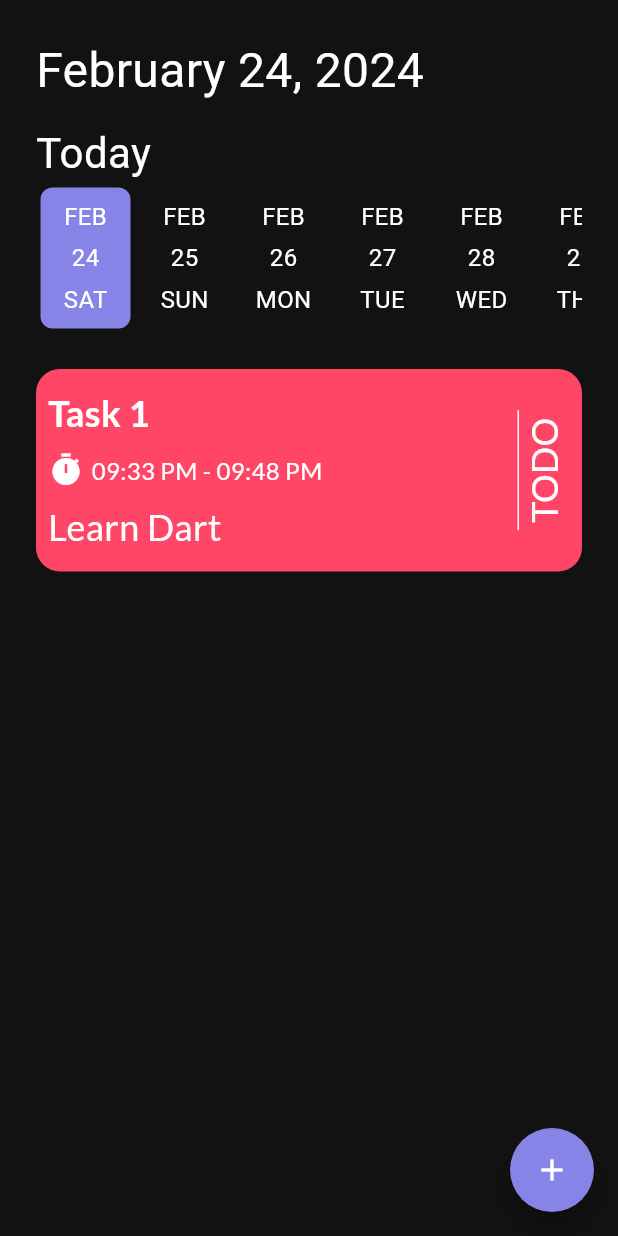
After one commit to AbdelrahmanZeid/Up-To-Do-App, a Flutter app: the screen it shows after launch, after a tap on "Get Started", on a phone screen of 412 x 824 dp. The commit adds this screen. Run offline on Flutter 3.47's test engine with Material 3 defaults, Android fonts, the phone set to English and light mode, and no system bars; drawn by our look-alikes of date_picker_timeline; our stand-ins replace get_it, google_fonts, shared_preferences, smooth_page_indicator.

Commit message:
code refactor

```diff
--- /dev/null
+++ b/lib/core/database/cache_helper.dart
@@ -0,0 +1,49 @@
+import 'package:shared_preferences/shared_preferences.dart';
+
+class CacheHelper {
+  late SharedPreferences sharedPreferences;
+  init() async {
+    sharedPreferences = await SharedPreferences.getInstance();
+  }
+
+  String? getDataString({
+    required String key,
+  }) {
+    return sharedPreferences.getString(
+      key,
+    );
+  }
+  dynamic getData({
+    required String key,
+  }) {
+    return sharedPreferences.get(
+      key,
+    );
+  }
+
+  Future<bool> saveData({required String key, required dynamic value}) async {
+    if (value is bool) {
+      return await sharedPreferences.setBool(
+        key,
+        value,
+      );
+    }
+    if (value is String) {
+      return await sharedPreferences.setString(
+        key,
+        value,
+      );
+    }
+    if (value is int) {
+      return await sharedPreferences.setInt(
+        key,
+        value,
+      );
+    } else {
+      return await sharedPreferences.setDouble(
+        key,
+        value,
+      );
+    }
+  }
+}
--- /dev/null
+++ b/lib/core/services/service_locator.dart
@@ -0,0 +1,10 @@
+import 'package:get_it/get_it.dart';
+import 'package:notes_app/core/database/cache_helper.dart';
+
+final getIt = GetIt.instance;
+
+void setup() {
+  getIt.registerLazySingleton<CacheHelper>(
+    () => CacheHelper(),
+  );
+}
--- a/lib/core/utiles/app_strings.dart
+++ b/lib/core/utiles/app_strings.dart
@@ -32,4 +32,5 @@ class AppString {
   static const String cancel = "CANCEL";
   static const String toDo = "TODO";
   static const String completed = "COMPLETED";
+  static const String onBoardingKey =  "onBoarding";
 }
--- a/lib/features/auth/presentation/views/on_boarding_view.dart
+++ b/lib/features/auth/presentation/views/on_boarding_view.dart
@@ -1,5 +1,4 @@
 import 'package:flutter/material.dart';
-import 'package:notes_app/core/utiles/app_color.dart';
 import 'package:notes_app/features/auth/data/models/on_boarding_model.dart';
 import 'package:notes_app/features/auth/presentation/widgets/back_next_buttons.dart';
 import 'package:notes_app/features/auth/presentation/widgets/page_view_item.dart';
@@ -17,7 +16,6 @@ class _OnBoardingViewState extends State<OnBoardingView> {
   @override
   Widget build(BuildContext context) {
     return Scaffold(
-      backgroundColor: AppColor.backGround,
       body: SafeArea(
         child: Column(
           children: [
--- a/lib/features/auth/presentation/views/splash_view.dart
+++ b/lib/features/auth/presentation/views/splash_view.dart
@@ -1,9 +1,12 @@
 import 'package:flutter/material.dart';
 import 'package:google_fonts/google_fonts.dart';
+import 'package:notes_app/core/database/cache_helper.dart';
+import 'package:notes_app/core/services/service_locator.dart';
 import 'package:notes_app/core/utiles/app_assets.dart';
 import 'package:notes_app/core/utiles/app_color.dart';
 import 'package:notes_app/core/utiles/app_strings.dart';
 import 'package:notes_app/features/auth/presentation/views/on_boarding_view.dart';
+import 'package:notes_app/features/home/presentation/views/home_view.dart';
 
 class SplashView extends StatefulWidget {
   const SplashView({super.key});
@@ -14,6 +17,9 @@ class SplashView extends StatefulWidget {
 
 class _SplashViewState extends State<SplashView> {
   void delayedNavigate() {
+    bool isVisted = getIt<CacheHelper>().getData(
+      key: AppString.onBoardingKey,
+    )??false;
      Future.delayed(
             const Duration(
               seconds: 3,
@@ -22,11 +28,12 @@ class _SplashViewState extends State<SplashView> {
               Navigator.push(
                 context,
                 MaterialPageRoute(
-            builder: (_) => const OnBoardingView(),
+                  builder: (_) =>isVisted? HomeView():const OnBoardingView(),
                 ),
               );
             },
           );
+
   }
 
   @override
@@ -37,7 +44,6 @@ class _SplashViewState extends State<SplashView> {
 
   Widget build(BuildContext context) {
     return Scaffold(
-      backgroundColor: AppColor.backGround,
       body: Column(
         mainAxisAlignment: MainAxisAlignment.center,
         children: [
--- a/lib/features/auth/presentation/widgets/back_next_buttons.dart
+++ b/lib/features/auth/presentation/widgets/back_next_buttons.dart
@@ -1,7 +1,11 @@
+import 'package:flutter/foundation.dart';
 import 'package:flutter/material.dart';
 import 'package:google_fonts/google_fonts.dart';
+import 'package:notes_app/core/database/cache_helper.dart';
+import 'package:notes_app/core/services/service_locator.dart';
 import 'package:notes_app/core/utiles/app_color.dart';
 import 'package:notes_app/core/utiles/app_strings.dart';
+import 'package:notes_app/features/home/presentation/views/home_view.dart';
 
 class BackNextButtons extends StatelessWidget {
   const BackNextButtons({super.key, required this.controller});
@@ -10,9 +14,8 @@ class BackNextButtons extends StatelessWidget {
   Widget build(BuildContext context) {
     return Row(
       children: [
-        Spacer(),
-        controller.page != 0
-            ? TextButton(
+        const Spacer(),
+        TextButton(
           onPressed: () {
             controller.previousPage(
               duration: const Duration(
@@ -31,8 +34,7 @@ class BackNextButtons extends StatelessWidget {
               ),
             ),
           ),
-              )
-            : Container(),
+        ),
         const Spacer(
           flex: 8,
         ),
@@ -50,15 +52,41 @@ class BackNextButtons extends StatelessWidget {
             ),
           ),
           onPressed: () {
-            controller.nextPage(
-              duration: const Duration(
-                milliseconds: 100,
+            getIt<CacheHelper>()
+                .saveData(
+              key: AppString.onBoardingKey,
+              value: true,
+            )
+                .then(
+              (
+                value,
+              ) {
+                if (kDebugMode) {
+                  print(
+                    "app created",
+                  );
+                }
+                Navigator.push(
+                  context,
+                  MaterialPageRoute(
+                    builder: (
+                      _,
+                    ) {
+                      return const HomeView();
+                    },
                   ),
-              curve: Curves.linear,
+                );
+              },
+            ).catchError(
+              (e) {
+                print(
+                  e.toString(),
+                );
+              },
             );
           },
           child: Text(
-            controller.page != 2 ? AppString.next : AppString.getStarted,
+            AppString.getStarted,
             style: GoogleFonts.lato(
               fontSize: 16,
               fontWeight: FontWeight.w400,
--- a/lib/features/auth/presentation/widgets/page_view_item.dart
+++ b/lib/features/auth/presentation/widgets/page_view_item.dart
@@ -1,5 +1,3 @@
-
-
 import 'package:flutter/material.dart';
 import 'package:google_fonts/google_fonts.dart';
 import 'package:notes_app/core/utiles/app_color.dart';
--- /dev/null
+++ b/lib/features/home/presentation/views/home_view.dart
@@ -0,0 +1,227 @@
+import 'package:date_picker_timeline/date_picker_widget.dart';
+import 'package:flutter/material.dart';
+import 'package:google_fonts/google_fonts.dart';
+import 'package:intl/intl.dart';
+import 'package:notes_app/core/utiles/app_assets.dart';
+import 'package:notes_app/core/utiles/app_color.dart';
+import 'package:notes_app/core/utiles/app_strings.dart';
+
+class HomeView extends StatelessWidget {
+  const HomeView({super.key});
+
+  @override
+  Widget build(BuildContext context) {
+    return Scaffold(
+      floatingActionButton: FloatingActionButton(
+        onPressed: () {},
+        backgroundColor: AppColor.primary,
+        shape: RoundedRectangleBorder(
+          borderRadius: BorderRadius.circular(
+            360,
+          ),
+        ),
+        child: const Icon(
+          Icons.add,
+          color: AppColor.white,
+          size: 24,
+        ),
+      ),
+      body: SafeArea(
+        child: Padding(
+          padding: const EdgeInsets.all(
+            24,
+          ),
+          child: Column(
+            crossAxisAlignment: CrossAxisAlignment.start,
+            children: [
+              // const SizedBox(
+              //   height: 12,
+              // ),
+              Text(
+                DateFormat.yMMMMd().format(
+                  DateTime.now(),
+                ),
+                style: const TextStyle(
+                  color: AppColor.white,
+                  fontSize: 32,
+                ),
+              ),
+              const SizedBox(
+                height: 12,
+              ),
+              const Text(
+                AppString.today,
+                style: TextStyle(
+                  color: AppColor.white,
+                  fontSize: 28,
+                ),
+              ),
+              SizedBox(
+                height: 100,
+                child: DatePicker(
+                  DateTime.now(),
+                  initialSelectedDate: DateTime.now(),
+                  selectionColor: AppColor.primary,
+                  selectedTextColor: Colors.white,
+                  dateTextStyle: const TextStyle(
+                    color: AppColor.white,
+                    fontSize: 16,
+                  ),
+                  dayTextStyle: const TextStyle(
+                    color: AppColor.white,
+                    fontSize: 16,
+                  ),
+                  monthTextStyle: const TextStyle(
+                    color: AppColor.white,
+                    fontSize: 16,
+                  ),
+                  onDateChange: (date) {
+                    // New date selected
+                    // setState(() {
+                    //   _selectedValue = date;
+                    // });
+                  },
+                ),
+              ),
+              const SizedBox(
+                height: 24,
+              ),
+
+              //  const NoTaskWidget(),
+              TaskWidget(),
+              //  TaskWidget(),
+            ],
+          ),
+        ),
+      ),
+    );
+  }
+}
+
+class NoTaskWidget extends StatelessWidget {
+  const NoTaskWidget({super.key});
+
+  @override
+  Widget build(BuildContext context) {
+    return Column(
+      children: [
+        Image.asset(
+          AppAssets.noTask,
+        ),
+        Text(
+          AppString.noTask,
+          style: GoogleFonts.lato(fontSize: 24, color: AppColor.white),
+        ),
+        Text(
+          AppString.noTask2,
+          style: GoogleFonts.lato(
+            fontSize: 16,
+            color: AppColor.white,
+          ),
+        ),
+      ],
+    );
+  }
+}
+
+class TaskWidget extends StatelessWidget {
+  const TaskWidget({super.key});
+
+  @override
+  Widget build(BuildContext context) {
+    return InkWell(
+      onTap: () {
+        showModalBottomSheet(
+            context: context,
+            builder: (_) {
+              return Container(
+                height: 250,
+                width: double.infinity,
+                decoration: const BoxDecoration(
+                  color: AppColor.deepGrey,
+                ),
+              );
+            });
+      },
+      child: Container(
+        margin: const EdgeInsets.only(
+          bottom: 24,
+        ),
+        padding: const EdgeInsets.all(
+          8,
+        ),
+        width: double.infinity,
+        height: 135,
+        decoration: BoxDecoration(
+          borderRadius: BorderRadius.circular(
+            16,
+          ),
+          color: AppColor.red,
+        ),
+        child: Row(
+          children: [
+            Expanded(
+              child: Column(
+                mainAxisAlignment: MainAxisAlignment.spaceAround,
+                crossAxisAlignment: CrossAxisAlignment.start,
+                children: [
+                  Text(
+                    "Task 1",
+                    style: GoogleFonts.lato(
+                      color: AppColor.white,
+                      fontSize: 24,
+                      fontWeight: FontWeight.w700,
+                    ),
+                  ),
+                  Row(
+                    children: [
+                      const Icon(
+                        Icons.timer,
+                        color: AppColor.white,
+                      ),
+                      const SizedBox(
+                        width: 5,
+                      ),
+                      Text(
+                        "09:33 PM - 09:48 PM",
+                        style: GoogleFonts.lato(
+                          color: AppColor.white,
+                          fontSize: 16,
+                          fontWeight: FontWeight.w400,
+                        ),
+                      ),
+                    ],
+                  ),
+                  Text(
+                    "Learn Dart",
+                    style: GoogleFonts.lato(
+                      color: AppColor.white,
+                      fontSize: 24,
+                      fontWeight: FontWeight.w400,
+                    ),
+                  ),
+                ],
+              ),
+            ),
+            Container(
+              width: 1,
+              height: 80,
+              color: AppColor.white,
+            ),
+            RotatedBox(
+              quarterTurns: 3,
+              child: Text(
+                AppString.toDo,
+                style: GoogleFonts.lato(
+                  color: AppColor.white,
+                  fontSize: 24,
+                  fontWeight: FontWeight.w400,
+                ),
+              ),
+            ),
+          ],
+        ),
+      ),
+    );
+  }
+}
--- a/lib/main.dart
+++ b/lib/main.dart
@@ -1,7 +1,12 @@
 import 'package:flutter/material.dart';
 import 'package:notes_app/app.dart';
+import 'package:notes_app/core/database/cache_helper.dart';
+import 'package:notes_app/core/services/service_locator.dart';
 
-void main() {
+void main() async {
+  WidgetsFlutterBinding.ensureInitialized();
+  setup();
+  await getIt<CacheHelper>().init();
   runApp(
     const Notes(),
   );
--- a/pubspec.yaml
+++ b/pubspec.yaml
@@ -37,6 +37,10 @@ dependencies:
   cupertino_icons: ^1.0.2
   google_fonts: ^6.1.0
   smooth_page_indicator: ^1.1.0
+  shared_preferences: ^2.2.2
+  get_it: ^7.6.7
+  intl: ^0.18.0
+  date_picker_timeline: ^1.2.5
 
 dev_dependencies:
   flutter_test:
```
Also changed, not shown: lib/core/widgets/custom_elevated_button.dart (added), pubspec.lock, 1 other file. Lines whose indentation alone changed are shown as unchanged.
